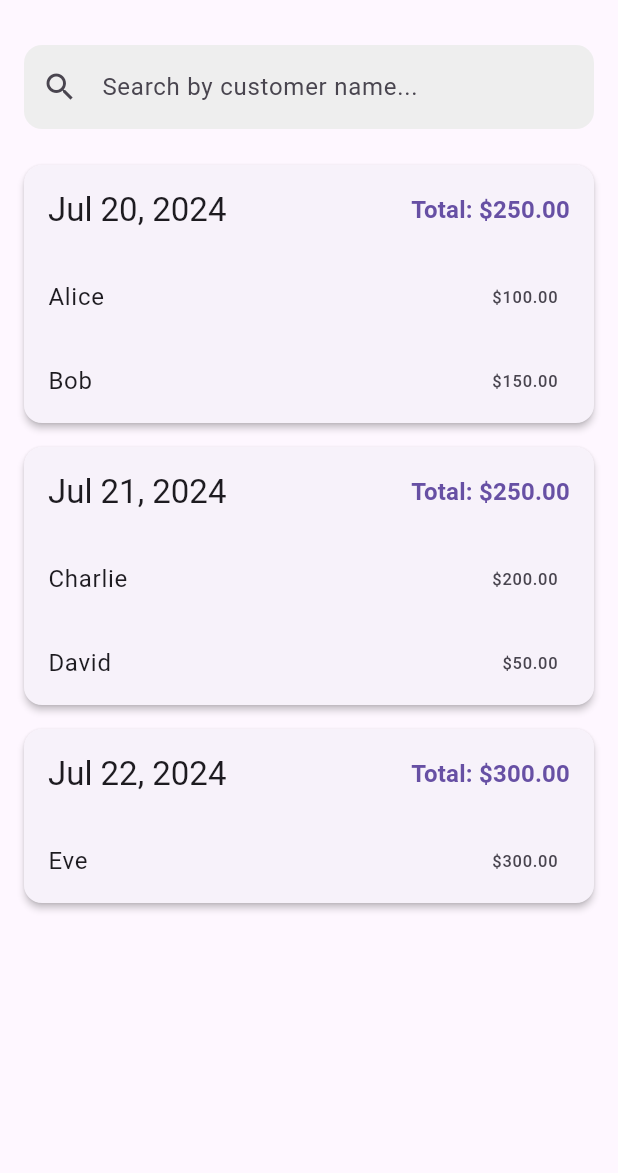
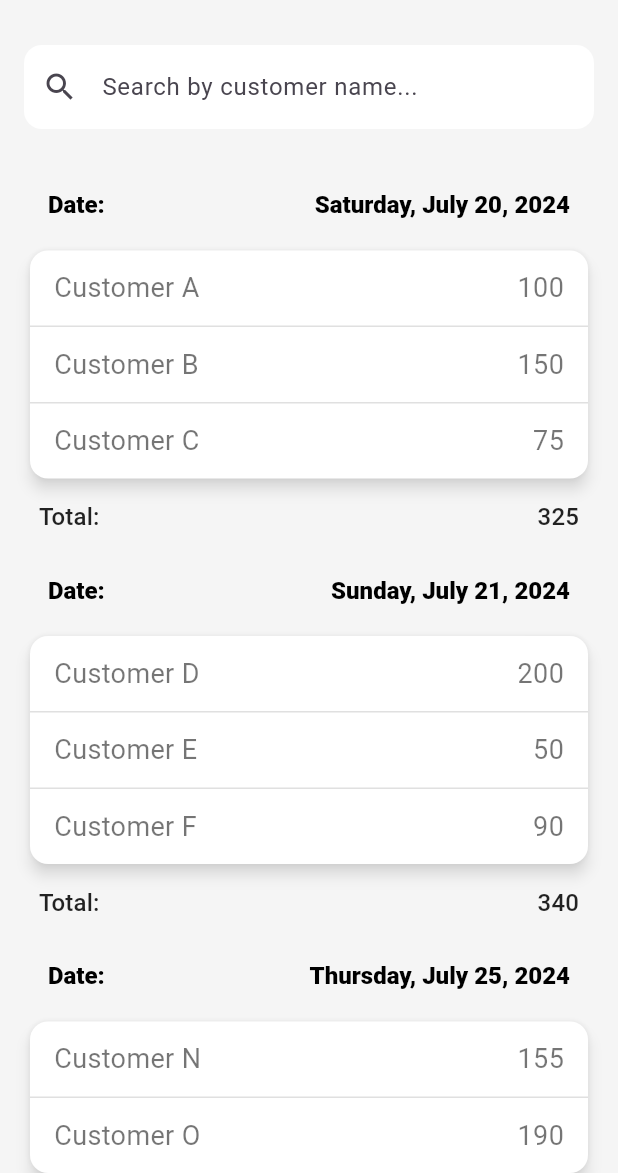
Before and after one commit to AsadbekDeveloper/session_test, a Flutter app: the screen it shows after launch, on a phone screen of 412 x 824 dp, the part 63-1236 px from its top. Run offline on Flutter 3.47's test engine with Material 3 defaults, Android fonts, the phone set to English and light mode, and no system bars; our stand-ins replace equatable, flutter_bloc, rxdart.

Commit message:
Fixing ui issues

```diff
--- a/lib/data/repositories/session_repository.dart
+++ b/lib/data/repositories/session_repository.dart
@@ -4,11 +4,19 @@ class SessionRepository {
   Future<List<Session>> getSessions() async {
     await Future.delayed(const Duration(seconds: 1));
     return [
-      Session(date: DateTime(2024, 7, 20), customer: 'Alice', amount: 100.0),
-      Session(date: DateTime(2024, 7, 20), customer: 'Bob', amount: 150.0),
-      Session(date: DateTime(2024, 7, 21), customer: 'Charlie', amount: 200.0),
-      Session(date: DateTime(2024, 7, 21), customer: 'David', amount: 50.0),
-      Session(date: DateTime(2024, 7, 22), customer: 'Eve', amount: 300.0),
+      Session(date: DateTime(2024, 7, 20), customer: 'Customer A', amount: 100.0),
+      Session(date: DateTime(2024, 7, 20), customer: 'Customer B', amount: 150.0),
+      Session(date: DateTime(2024, 7, 20), customer: 'Customer C', amount: 75.0),
+      Session(date: DateTime(2024, 7, 21), customer: 'Customer D', amount: 200.0),
+      Session(date: DateTime(2024, 7, 21), customer: 'Customer E', amount: 50.0),
+      Session(date: DateTime(2024, 7, 21), customer: 'Customer F', amount: 90.0),
+      Session(date: DateTime(2024, 7, 25), customer: 'Customer N', amount: 155.0),
+      Session(date: DateTime(2024, 7, 25), customer: 'Customer O', amount: 190.0),
+      Session(date: DateTime(2024, 7, 26), customer: 'Customer P', amount: 220.0),
+      Session(date: DateTime(2024, 7, 26), customer: 'Customer Q', amount: 80.0),
+      Session(date: DateTime(2024, 7, 27), customer: 'Customer R', amount: 170.0),
+      Session(date: DateTime(2024, 7, 27), customer: 'Customer S', amount: 140.0),
+      Session(date: DateTime(2024, 7, 27), customer: 'Customer T', amount: 200.0),
     ];
   }
 }
--- a/lib/main.dart
+++ b/lib/main.dart
@@ -4,6 +4,7 @@ import 'package:session_test/data/repositories/session_repository.dart';
 import 'package:session_test/domain/usecases/get_sessions.dart';
 import 'package:session_test/presentation/bloc/session_bloc.dart';
 import 'package:session_test/presentation/screens/session_screen.dart';
+import 'package:session_test/presentation/theme/app_theme.dart';
 
 void main() {
   runApp(const MyApp());
@@ -17,7 +18,7 @@ class MyApp extends StatelessWidget {
     return MaterialApp(
       title: 'Session App',
       debugShowCheckedModeBanner: false,
-
+      theme: AppTheme.lightTheme,
       home: BlocProvider(
         create: (context) =>
             SessionBloc(GetSessions(SessionRepository()))..add(const LoadSessions()),
--- a/lib/presentation/screens/session_screen.dart
+++ b/lib/presentation/screens/session_screen.dart
@@ -1,7 +1,9 @@
 import 'package:flutter/material.dart';
 import 'package:flutter_bloc/flutter_bloc.dart';
-import 'package:intl/intl.dart';
 import 'package:session_test/presentation/bloc/session_bloc.dart';
+import 'package:session_test/presentation/widgets/error_view.dart';
+import 'package:session_test/presentation/widgets/search_field.dart';
+import 'package:session_test/presentation/widgets/session_list.dart';
 
 class SessionScreen extends StatefulWidget {
   const SessionScreen({super.key});
@@ -38,105 +40,20 @@ class _SessionScreenState extends State<SessionScreen> {
       ),
       body: Column(
         children: [
-          Padding(
-            padding: const EdgeInsets.all(16.0),
-            child: TextField(
-              controller: _searchController,
-              decoration: InputDecoration(
-                hintText: 'Search by customer name...',
-                prefixIcon: const Icon(Icons.search),
-                border: OutlineInputBorder(
-                  borderRadius: BorderRadius.circular(12),
-                  borderSide: BorderSide.none,
-                ),
-                filled: true,
-                fillColor: Colors.grey.shade200,
-              ),
-            ),
-          ),
+          SearchField(controller: _searchController),
           Expanded(
             child: BlocBuilder<SessionBloc, SessionState>(
               builder: (context, state) {
                 if (state is SessionLoading) {
                   return const Center(child: CircularProgressIndicator());
                 } else if (state is SessionError) {
-                  return Center(
-                    child: Column(
-                      mainAxisAlignment: MainAxisAlignment.center,
-                      children: [
-                        Text(state.message, textAlign: TextAlign.center),
-                        const SizedBox(height: 16),
-                        ElevatedButton(
-                          onPressed: () {
-                            context.read<SessionBloc>().add(const LoadSessions());
-                          },
-                          child: const Text('Retry'),
-                        ),
-                      ],
-                    ),
-                  );
+                  return ErrorView(message: state.message);
                 } else if (state is SessionLoaded) {
-                  final groupedSessions = state.groupedSessions;
-                  final dates = groupedSessions.keys.toList();
-
-                  if (dates.isEmpty) {
-                    return const Center(child: Text('No sessions found.'));
-                  }
-
-                  return RefreshIndicator(
-                    onRefresh: () async {
-                      context.read<SessionBloc>().add(const LoadSessions(isRefresh: true));
-                    },
-                    child: ListView.builder(
-                      itemCount: dates.length,
-                      itemBuilder: (context, index) {
-                        final date = dates[index];
-                        final sessions = groupedSessions[date]!;
-                        final totalAmount = sessions.fold<double>(
-                          0,
-                          (sum, session) => sum + session.amount,
-                        );
-
-                        return Card(
-                          margin: const EdgeInsets.symmetric(horizontal: 16, vertical: 8),
-                          elevation: 2,
-                          shape: RoundedRectangleBorder(borderRadius: BorderRadius.circular(12)),
-                          child: Column(
-                            crossAxisAlignment: CrossAxisAlignment.start,
-                            children: [
-                              Padding(
-                                padding: const EdgeInsets.all(16.0),
-                                child: Row(
-                                  mainAxisAlignment: MainAxisAlignment.spaceBetween,
-                                  children: [
-                                    Text(
-                                      DateFormat.yMMMd().format(date),
-                                      style: Theme.of(context).textTheme.titleLarge,
-                                    ),
-                                    Text(
-                                      'Total: \$${totalAmount.toStringAsFixed(2)}',
-                                      style: Theme.of(context).textTheme.titleMedium?.copyWith(
-                                        color: Theme.of(context).colorScheme.primary,
-                                        fontWeight: FontWeight.bold,
-                                      ),
-                                    ),
-                                  ],
-                                ),
-                              ),
-                              ...sessions.map(
-                                (session) => ListTile(
-                                  title: Text(session.customer),
-                                  trailing: Text('\$${session.amount.toStringAsFixed(2)}'),
-                                ),
-                              ),
-                            ],
-                          ),
-                        );
-                      },
-                    ),
-                  );
+                  return SessionList(groupedSessions: state.groupedSessions);
                 }
-                return const Center(child: Text('Pull to refresh.'));
+                return Center(
+                  child: Text('Pull to refresh.', style: Theme.of(context).textTheme.headlineSmall),
+                );
               },
             ),
           ),
--- /dev/null
+++ b/lib/presentation/theme/app_theme.dart
@@ -0,0 +1,16 @@
+import 'package:flutter/material.dart';
+
+class AppTheme {
+  static ThemeData get lightTheme {
+    return ThemeData(
+      primarySwatch: Colors.blue,
+      scaffoldBackgroundColor: Colors.grey.shade100,
+      visualDensity: VisualDensity.adaptivePlatformDensity,
+      textTheme: const TextTheme(
+        headlineSmall: TextStyle(fontSize: 16, fontWeight: FontWeight.w800, color: Colors.black),
+        titleMedium: TextStyle(fontSize: 16, fontWeight: FontWeight.w500, color: Colors.black87),
+        bodyMedium: TextStyle(fontSize: 18, fontWeight: FontWeight.w400, color: Colors.black54),
+      ),
+    );
+  }
+}
--- /dev/null
+++ b/lib/presentation/widgets/error_view.dart
@@ -0,0 +1,31 @@
+import 'package:flutter/material.dart';
+import 'package:flutter_bloc/flutter_bloc.dart';
+import 'package:session_test/presentation/bloc/session_bloc.dart';
+
+class ErrorView extends StatelessWidget {
+  final String message;
+
+  const ErrorView({
+    super.key,
+    required this.message,
+  });
+
+  @override
+  Widget build(BuildContext context) {
+    return Center(
+      child: Column(
+        mainAxisAlignment: MainAxisAlignment.center,
+        children: [
+          Text(message, textAlign: TextAlign.center),
+          const SizedBox(height: 16),
+          ElevatedButton(
+            onPressed: () {
+              context.read<SessionBloc>().add(const LoadSessions());
+            },
+            child: const Text('Retry'),
+          ),
+        ],
+      ),
+    );
+  }
+}
--- /dev/null
+++ b/lib/presentation/widgets/search_field.dart
@@ -0,0 +1,27 @@
+import 'package:flutter/material.dart';
+
+class SearchField extends StatelessWidget {
+  final TextEditingController controller;
+
+  const SearchField({super.key, required this.controller});
+
+  @override
+  Widget build(BuildContext context) {
+    return Padding(
+      padding: const EdgeInsets.all(16.0),
+      child: TextField(
+        controller: controller,
+        decoration: InputDecoration(
+          hintText: 'Search by customer name...',
+          prefixIcon: const Icon(Icons.search),
+          border: OutlineInputBorder(
+            borderRadius: BorderRadius.circular(12),
+            borderSide: BorderSide.none,
+          ),
+          filled: true,
+          fillColor: Colors.white,
+        ),
+      ),
+    );
+  }
+}
--- /dev/null
+++ b/lib/presentation/widgets/session_list.dart
@@ -0,0 +1,96 @@
+import 'package:flutter/material.dart';
+import 'package:flutter_bloc/flutter_bloc.dart';
+import 'package:intl/intl.dart';
+import 'package:session_test/presentation/bloc/session_bloc.dart';
+import 'package:session_test/data/models/session_model.dart';
+
+class SessionList extends StatelessWidget {
+  final Map<DateTime, List<Session>> groupedSessions;
+
+  const SessionList({super.key, required this.groupedSessions});
+
+  @override
+  Widget build(BuildContext context) {
+    final dates = groupedSessions.keys.toList();
+
+    if (dates.isEmpty) {
+      return const Center(child: Text('No sessions found.'));
+    }
+
+    return RefreshIndicator(
+      onRefresh: () async {
+        context.read<SessionBloc>().add(const LoadSessions(isRefresh: true));
+      },
+      child: ListView.builder(
+        itemCount: dates.length,
+        padding: const EdgeInsets.symmetric(horizontal: 16, vertical: 8),
+        itemBuilder: (context, index) {
+          final date = dates[index];
+          final sessions = groupedSessions[date]!;
+          final totalAmount = sessions.fold<double>(0, (sum, session) => sum + session.amount);
+
+          return Column(
+            children: [
+              Padding(
+                padding: const EdgeInsets.all(16.0),
+                child: Row(
+                  mainAxisAlignment: MainAxisAlignment.spaceBetween,
+                  children: [
+                    Text('Date:', style: Theme.of(context).textTheme.headlineSmall),
+                    Text(
+                      DateFormat('EEEE, MMMM d, y').format(date),
+                      style: Theme.of(context).textTheme.headlineSmall,
+                    ),
+                  ],
+                ),
+              ),
+              Card(
+                elevation: 4,
+                shadowColor: Colors.grey.shade50,
+                shape: RoundedRectangleBorder(borderRadius: BorderRadius.circular(12)),
+                color: Colors.white,
+                child: ListView.separated(
+                  shrinkWrap: true,
+                  physics: const NeverScrollableScrollPhysics(),
+                  itemCount: sessions.length,
+                  separatorBuilder: (context, index) =>
+                      Divider(height: 1, color: Colors.grey.shade300),
+                  itemBuilder: (context, index) => Container(
+                    width: double.infinity,
+                    padding: const EdgeInsets.symmetric(horizontal: 16, vertical: 12),
+                    child: Row(
+                      mainAxisAlignment: MainAxisAlignment.spaceBetween,
+                      children: [
+                        Text(
+                          sessions[index].customer,
+                          style: Theme.of(context).textTheme.bodyMedium,
+                        ),
+                        Text(
+                          sessions[index].amount.toStringAsFixed(0),
+                          style: Theme.of(context).textTheme.bodyMedium,
+                        ),
+                      ],
+                    ),
+                  ),
+                ),
+              ),
+              Padding(
+                padding: const EdgeInsets.all(10),
+                child: Row(
+                  mainAxisAlignment: MainAxisAlignment.spaceBetween,
+                  children: [
+                    Text('Total:', style: Theme.of(context).textTheme.titleMedium),
+                    Text(
+                      totalAmount.toStringAsFixed(0),
+                      style: Theme.of(context).textTheme.titleMedium,
+                    ),
+                  ],
+                ),
+              ),
+            ],
+          );
+        },
+      ),
+    );
+  }
+}
```
